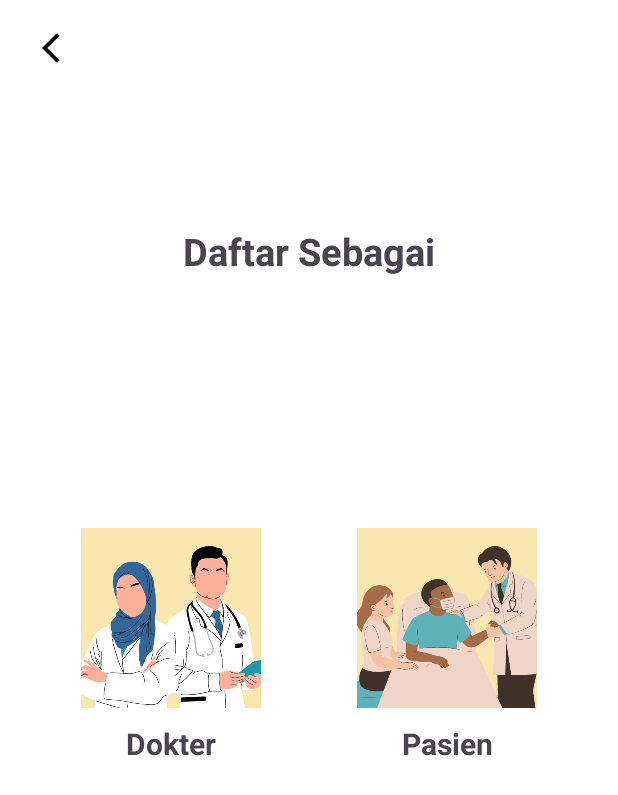
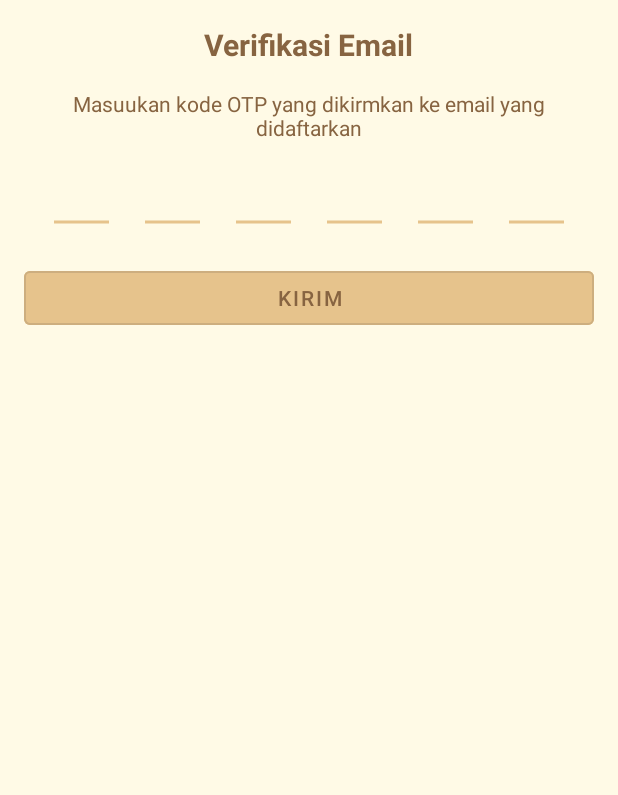
Before and after one commit to UNNESTech-UNNES/MEDUNNES-mobile, an Android app: the LoginActivity screen opened directly, with no data from a screen before it, after a tap on "Daftar", on a phone screen of 412 x 824 dp. Shown: the top 795 px of the screen. Run offline under Robolectric (Android 15) with nearby library versions, the light colour scheme and no system bars; our stand-ins replace Firebase (no records; nobody signed in at launch, a user with empty details on screens opened directly).

Commit message:
add verification email

```diff
--- a/medunnes/app/src/main/AndroidManifest.xml
+++ b/medunnes/app/src/main/AndroidManifest.xml
@@ -19,6 +19,9 @@
         android:theme="@style/Theme.MedUnnes"
         android:usesCleartextTraffic="true"
         tools:targetApi="31">
+        <activity
+            android:name=".ui.auth.verification.EmailVerificationActivity"
+            android:exported="false" />
         <activity
             android:name=".ui.about.AboutActivity"
             android:exported="false" />
--- a/medunnes/app/src/main/java/com/medunnes/telemedicine/ViewModelFactory.kt
+++ b/medunnes/app/src/main/java/com/medunnes/telemedicine/ViewModelFactory.kt
@@ -7,6 +7,7 @@ import com.medunnes.telemedicine.data.repository.UserRepository
 import com.medunnes.telemedicine.di.Injection
 import com.medunnes.telemedicine.ui.auth.login.LoginViewModel
 import com.medunnes.telemedicine.ui.auth.register.RegisterViewModel
+import com.medunnes.telemedicine.ui.auth.verification.VerificationViewModel
 import com.medunnes.telemedicine.ui.dokter.LayananDokterViewModel
 import com.medunnes.telemedicine.ui.histories.HistoriesViewModel
 import com.medunnes.telemedicine.ui.home.HomeViewModel
@@ -25,6 +26,7 @@ class ViewModelFactory(private val repository: UserRepository) : ViewModelProvid
         LayananDokterViewModel::class.java -> LayananDokterViewModel(repository)
         MessageViewModel::class.java -> MessageViewModel(repository)
         HistoriesViewModel::class.java -> HistoriesViewModel(repository)
+        VerificationViewModel::class.java -> VerificationViewModel(repository)
 
         else -> throw IllegalArgumentException("Uknown view model class: " + modelClass.name)
     } as T
--- a/medunnes/app/src/main/java/com/medunnes/telemedicine/data/response/LoginResponse.kt
+++ b/medunnes/app/src/main/java/com/medunnes/telemedicine/data/response/LoginResponse.kt
@@ -4,7 +4,7 @@ import com.google.gson.annotations.SerializedName
 
 data class LoginResponse(
 
-	@field:SerializedName("notification")
+	@field:SerializedName("message")
 	val message: String,
 
 	@field:SerializedName("user")
--- a/medunnes/app/src/main/java/com/medunnes/telemedicine/data/response/PasienResponse.kt
+++ b/medunnes/app/src/main/java/com/medunnes/telemedicine/data/response/PasienResponse.kt
@@ -32,7 +32,7 @@ data class PasienDataItem(
 	val alamat: String,
 
 	@field:SerializedName("NIK")
-	val nik: Int,
+	val nik: Long,
 
 	@field:SerializedName("banned_at")
 	val bannedAt: Any,
--- a/medunnes/app/src/main/java/com/medunnes/telemedicine/data/response/SesiResponse.kt
+++ b/medunnes/app/src/main/java/com/medunnes/telemedicine/data/response/SesiResponse.kt
@@ -26,7 +26,7 @@ data class SesiDataItem(
 	val dari: String,
 
 	@field:SerializedName("day")
-	val day: Int,
+	val day: String,
 
 	@field:SerializedName("sampai")
 	val sampai: String,
--- a/medunnes/app/src/main/java/com/medunnes/telemedicine/ui/auth/login/LoginActivity.kt
+++ b/medunnes/app/src/main/java/com/medunnes/telemedicine/ui/auth/login/LoginActivity.kt
@@ -13,9 +13,9 @@ import com.google.firebase.auth.ktx.auth
 import com.google.firebase.ktx.Firebase
 import com.medunnes.telemedicine.ViewModelFactory
 import com.medunnes.telemedicine.databinding.ActivityLoginBinding
+import com.medunnes.telemedicine.ui.auth.verification.EmailVerificationActivity
 import com.medunnes.telemedicine.ui.home.HomeFragment
 import com.medunnes.telemedicine.ui.main.MainActivity
-import com.medunnes.telemedicine.ui.registeras.RegisterAsActivity
 import kotlinx.coroutines.delay
 import kotlinx.coroutines.launch
 
@@ -78,9 +78,11 @@ class LoginActivity : AppCompatActivity(), View.OnClickListener {
                             setLoginStatus() // Menyimpan status login user
                             loginIfSuccess()
                         } else {
-                            Toast.makeText(this@LoginActivity,"Email atau password tidak sesuai", Toast.LENGTH_SHORT).show()
+                            hideProgressBar()
+                            Toast.makeText(this@LoginActivity, login.message, Toast.LENGTH_SHORT).show()
                         }
                     } else {
+                        hideProgressBar()
                         Toast.makeText(this@LoginActivity, "Lengkapi email dan password", Toast.LENGTH_SHORT).show()
                     }
                 } catch (e: Exception) {
@@ -128,7 +130,7 @@ class LoginActivity : AppCompatActivity(), View.OnClickListener {
         with(binding) {
             when(view) {
                 tvDaftar -> {
-                    val intent = Intent(this@LoginActivity, RegisterAsActivity::class.java)
+                    val intent = Intent(this@LoginActivity, EmailVerificationActivity::class.java)
                     startActivity(intent)
                 }
                 btnLogin -> setUserLogin()
--- a/medunnes/app/src/main/java/com/medunnes/telemedicine/ui/auth/register/RegisterViewModel.kt
+++ b/medunnes/app/src/main/java/com/medunnes/telemedicine/ui/auth/register/RegisterViewModel.kt
@@ -13,7 +13,6 @@ import com.medunnes.telemedicine.data.response.UserResponse
 class RegisterViewModel(private val userRepository: UserRepository): ViewModel() {
     private val _data = MutableLiveData<String>()
     val data: LiveData<String> = _data
-    fun getUser(userId: Int): LiveData<List<User>> = userRepository.getUser(userId)
     fun register(user: User): Long =  userRepository.register(user)
     suspend fun registerAPI(
         name: String,
@@ -57,11 +56,8 @@ class RegisterViewModel(private val userRepository: UserRepository): ViewModel()
         tb: Int,
         bb: Int,
         jenisKelamin: String,
-        tglLahir: String,
         hubunganKeluarga: String
     ): PasienTambahanResponse = userRepository.insertPasienTambahan(
-        pasienId, namaPasienTambahan, tb, bb, jenisKelamin, tglLahir, hubunganKeluarga
+        pasienId, namaPasienTambahan, tb, bb, jenisKelamin, hubunganKeluarga
     )
-
-    fun isEmailExist(email: String): LiveData<List<User>> = userRepository.isEmailExist(email)
 }
--- /dev/null
+++ b/medunnes/app/src/main/java/com/medunnes/telemedicine/ui/auth/verification/EmailVerificationActivity.kt
@@ -0,0 +1,67 @@
+package com.medunnes.telemedicine.ui.auth.verification
+
+import android.content.Intent
+import androidx.appcompat.app.AppCompatActivity
+import android.os.Bundle
+import android.view.View
+import android.widget.Toast
+import androidx.activity.viewModels
+import androidx.lifecycle.lifecycleScope
+import com.medunnes.telemedicine.ViewModelFactory
+import com.medunnes.telemedicine.databinding.ActivityEmailVerificationBinding
+import com.medunnes.telemedicine.ui.auth.login.LoginActivity
+import kotlinx.coroutines.launch
+
+class EmailVerificationActivity : AppCompatActivity(), View.OnClickListener {
+    private lateinit var binding: ActivityEmailVerificationBinding
+    private val viewModel by viewModels<VerificationViewModel> {
+        ViewModelFactory.getInstance(this)
+    }
+
+    override fun onCreate(savedInstanceState: Bundle?) {
+        super.onCreate(savedInstanceState)
+
+        binding = ActivityEmailVerificationBinding.inflate(layoutInflater)
+        setContentView(binding.root)
+
+        binding.btnSendOtp.setOnClickListener(this)
+    }
+
+    private fun verifyEmail() {
+        lifecycleScope.launch {
+            try {
+                val verify = viewModel.verifyEmail(
+                    intent.getIntExtra(USER_ID, 0),
+                    binding.tieOtp.text.toString()
+                )
+
+                if (verify.status) {
+                    intentLogin()
+                } else {
+                    makeToast("Kode OTP salah")
+                }
+            } catch (e: Exception) {
+                makeToast("Verifikasi gagal")
+            }
+        }
+    }
+
+    private fun intentLogin() {
+        val intent = Intent(this, LoginActivity::class.java)
+        startActivity(intent)
+    }
+
+    private fun makeToast(message: String) {
+        Toast.makeText(this, message, Toast.LENGTH_SHORT).show()
+    }
+
+    override fun onClick(view: View) {
+        when(view) {
+            binding.btnSendOtp -> verifyEmail()
+        }
+    }
+
+    companion object {
+        const val USER_ID = "user_id"
+    }
+}
--- /dev/null
+++ b/medunnes/app/src/main/java/com/medunnes/telemedicine/ui/cutomView/OtpEditText.kt
@@ -0,0 +1,95 @@
+package com.medunnes.telemedicine.ui.cutomView
+
+import android.content.Context
+import android.graphics.Canvas
+import android.graphics.Paint
+import android.util.AttributeSet
+import android.view.ActionMode
+import androidx.appcompat.widget.AppCompatEditText
+import com.medunnes.telemedicine.R
+
+
+class OtpEditText : AppCompatEditText {
+    private var mSpace = 24f //24 dp by default, space between the lines
+    private var mNumChars = 4f
+    private var mLineSpacing = 8f //8dp by default, height of the text from our lines
+    private val mMaxLength = 6
+    private var mLineStroke = 2f
+    private var mLinesPaint: Paint? = null
+    private var mClickListener: OnClickListener? = null
+
+    constructor(context: Context?) : super(context!!) {}
+    constructor(context: Context, attrs: AttributeSet?) : super(context, attrs) {
+        init(context, attrs)
+    }
+
+    constructor(context: Context, attrs: AttributeSet?, defStyleAttr: Int) : super(
+        context,
+        attrs,
+        defStyleAttr
+    ) {
+        init(context, attrs)
+    }
+
+    private fun init(context: Context, attrs: AttributeSet?) {
+        val multi = context.resources.displayMetrics.density
+        mLineStroke = multi * mLineStroke
+        mLinesPaint = Paint(paint)
+        mLinesPaint!!.strokeWidth = mLineStroke
+        mLinesPaint!!.color = resources.getColor(R.color.app_color)
+        setBackgroundResource(0)
+        mSpace = multi * mSpace //convert to pixels for our density
+        mLineSpacing = multi * mLineSpacing //convert to pixels for our density
+        mNumChars = mMaxLength.toFloat()
+        super.setOnClickListener { v -> // When tapped, move cursor to end of text.
+            setSelection(text!!.length)
+            if (mClickListener != null) {
+                mClickListener!!.onClick(v)
+            }
+        }
+    }
+
+    override fun setOnClickListener(l: OnClickListener?) {
+        mClickListener = l
+    }
+
+    override fun setCustomSelectionActionModeCallback(actionModeCallback: ActionMode.Callback?) {
+        throw RuntimeException("setCustomSelectionActionModeCallback() not supported.")
+    }
+
+    override fun onDraw(canvas: Canvas) {
+        val availableWidth = width - paddingRight - paddingLeft
+        val mCharSize: Float
+        if (mSpace < 0) {
+            mCharSize = (availableWidth / (mNumChars * 2 - 1))
+        } else {
+            mCharSize = (availableWidth - mSpace * (mNumChars - 1)) / mNumChars
+        }
+        var startX = paddingLeft
+        val bottom = height - paddingBottom
+
+        //Text Width
+        val text = text
+        val textLength = text!!.length
+        val textWidths = FloatArray(textLength)
+        paint.getTextWidths(getText(), 0, textLength, textWidths)
+        for (i in 0 until mNumChars.toInt()) {
+            canvas.drawLine(
+                startX.toFloat(), bottom.toFloat(), (startX + mCharSize), bottom.toFloat(),
+                mLinesPaint!!
+            )
+            if (text.length > i) {
+                val middle = startX + mCharSize / 2
+                canvas.drawText(
+                    text, i, i + 1, middle - textWidths[0] / 2, bottom - mLineSpacing,
+                    paint
+                )
+            }
+            startX += if (mSpace < 0) {
+                (mCharSize * 2).toInt()
+            } else {
+                (mCharSize + mSpace).toInt()
+            }
+        }
+    }
+}
--- a/medunnes/app/src/main/java/com/medunnes/telemedicine/ui/pasien/LayananPasienViewModel.kt
+++ b/medunnes/app/src/main/java/com/medunnes/telemedicine/ui/pasien/LayananPasienViewModel.kt
@@ -141,10 +141,9 @@ class LayananPasienViewModel(private val repository: UserRepository) : ViewModel
         tb: Int,
         bb: Int,
         jenisKelamin: String,
-        tglLahir: String,
         hubunganKeluarga: String
     ): PasienTambahanResponse = repository.insertPasienTambahan(
-        pasienId, namaPasienTambahan, tb, bb, jenisKelamin, tglLahir, hubunganKeluarga
+        pasienId, namaPasienTambahan, tb, bb, jenisKelamin, hubunganKeluarga
     )
 
     suspend fun updatePasienTambahan(
@@ -154,10 +153,9 @@ class LayananPasienViewModel(private val repository: UserRepository) : ViewModel
         tb: Int,
         bb: Int,
         jenisKelamin: String,
-        tglLahir: String,
         hubunganKeluarga: String
     ): PasienTambahanResponse = repository.updatePasienTambahan(
-        id, pasienId, namaPasienTambahan, tb, bb, jenisKelamin, tglLahir, hubunganKeluarga
+        id, pasienId, namaPasienTambahan, tb, bb, jenisKelamin, hubunganKeluarga
     )
 
     suspend fun deletePasien(id: Int): PasienTambahanResponse = repository.deletePasien(id)
--- a/medunnes/app/src/main/java/com/medunnes/telemedicine/ui/pasien/janjiPasien/EditPasienFragment.kt
+++ b/medunnes/app/src/main/java/com/medunnes/telemedicine/ui/pasien/janjiPasien/EditPasienFragment.kt
@@ -58,7 +58,6 @@ class EditPasienFragment : Fragment(),
                     with(binding) {
                         tiePasienNama.setText(it.namaPasienTambahan)
                         tiePasienHubungan.setText(it.hubunganKeluarga)
-                        tiePasienTglLahir.setText(it.tglLahir)
                         tiePasienTb.setText(it.tB)
                         tiePasienBb.setText(it.bB)
                         tiePasienTambahanId.setText(it.pasienId.toString())
@@ -85,7 +84,6 @@ class EditPasienFragment : Fragment(),
                     binding.tiePasienTb.text.toString().toInt(),
                     binding.tiePasienBb.text.toString().toInt(),
                     spinnerKelamin,
-                    "${binding.tiePasienTglLahir.text}",
                     "${binding.tiePasienHubungan.text}"
                 )
             }
--- a/medunnes/app/src/main/java/com/medunnes/telemedicine/ui/pasien/janjiPasien/TambahPasienFragment.kt
+++ b/medunnes/app/src/main/java/com/medunnes/telemedicine/ui/pasien/janjiPasien/TambahPasienFragment.kt
@@ -99,7 +99,6 @@ class TambahPasienFragment : Fragment(),
                             "${binding.tiePasienNama.text}",
                             binding.tiePasienTb.text.toString().toInt(),
                             binding.tiePasienBb.text.toString().toInt(),
-                            dataSpinner,
                             datePicked,
                             "${binding.tiePasienHubungan.text}"
                         )
--- /dev/null
+++ b/medunnes/app/src/main/res/layout/activity_email_verification.xml
@@ -0,0 +1,66 @@
+<?xml version="1.0" encoding="utf-8"?>
+<androidx.constraintlayout.widget.ConstraintLayout xmlns:android="http://schemas.android.com/apk/res/android"
+    xmlns:app="http://schemas.android.com/apk/res-auto"
+    xmlns:tools="http://schemas.android.com/tools"
+    android:layout_width="match_parent"
+    android:layout_height="match_parent"
+    android:padding="16dp"
+    android:background="@color/sixth_color"
+    tools:context=".ui.auth.verification.EmailVerificationActivity">
+
+    <TextView
+        android:id="@+id/tv_verif_title"
+        android:layout_width="wrap_content"
+        android:layout_height="wrap_content"
+        app:layout_constraintTop_toTopOf="parent"
+        app:layout_constraintBottom_toTopOf="@id/tv_verf_desc"
+        app:layout_constraintStart_toStartOf="parent"
+        app:layout_constraintEnd_toEndOf="parent"
+        android:textSize="20sp"
+        android:textStyle="bold"
+        android:textColor="@color/third_choice_color"
+        android:text="@string/verifikasi_email"/>
+
+    <TextView
+        android:id="@+id/tv_verf_desc"
+        android:layout_width="0dp"
+        android:layout_height="wrap_content"
+        app:layout_constraintTop_toBottomOf="@id/tv_verif_title"
+        app:layout_constraintStart_toStartOf="parent"
+        app:layout_constraintEnd_toEndOf="parent"
+        android:layout_marginTop="16dp"
+        android:textSize="14sp"
+        android:textAlignment="center"
+        android:textColor="@color/third_choice_color"
+        android:text="@string/verifikasi_email_deskripsi"/>
+
+    <com.medunnes.telemedicine.ui.cutomView.OtpEditText
+        android:id="@+id/tie_otp"
+        android:layout_width="match_parent"
+        android:layout_height="wrap_content"
+        android:paddingStart="20dp"
+        android:paddingEnd="20dp"
+        android:layout_marginTop="16dp"
+        app:layout_constraintTop_toBottomOf="@id/tv_verf_desc"
+        app:layout_constraintStart_toStartOf="parent"
+        app:layout_constraintEnd_toEndOf="parent"
+        android:inputType="number"
+        android:digits="1234567890"
+        android:textIsSelectable="false"
+        android:textSize="20sp"
+        android:maxLength="6"/>
+
+    <Button
+        android:id="@+id/btn_send_otp"
+        android:layout_width="0dp"
+        android:layout_height="wrap_content"
+        app:layout_constraintTop_toBottomOf="@id/tie_otp"
+        app:layout_constraintStart_toStartOf="parent"
+        app:layout_constraintEnd_toEndOf="parent"
+        android:layout_marginTop="16dp"
+        style="@style/Widget.MaterialComponents.Button.OutlinedButton"
+        android:backgroundTint="@color/app_color"
+        android:textColor="@color/third_choice_color"
+        android:text="@string/kirim"/>
+
+</androidx.constraintlayout.widget.ConstraintLayout>
--- a/medunnes/app/src/main/res/values/strings.xml
+++ b/medunnes/app/src/main/res/values/strings.xml
@@ -214,6 +214,9 @@
 Di saat yang sama, mahasiswa kedokteran UNNES sulit untuk melaksanakan praktik yang mengharuskannya berkomunikasidengan masyarakat sebagai pasien dikarenakan kurangnya sarana yang mendukung. Inovasi Telekomunikasi Medis merupakan solusi dari masalah ini. Telemedicine memungkinkan mahasiswa kedokteran untuk berkomunikasi dengan masyarakat sebagai pasien. Medunnes merupakan sebuah aplikasi telekomunikasi medis berbasis website dan mobile yang dirancang untuk mendukung praktik mahasiswa kedokteran UNNES.\n\n
 Aplikasi Medunnes merupakan aplikasi yang dapat menghubungkan masyarakat dengan dokter sehingga masyarakat dapatberkonsultasi dengan dokter.
         </string>
+    <string name="verifikasi_email">Verifikasi Email</string>
+    <string name="verifikasi_email_deskripsi">Masuukan kode OTP yang dikirmkan ke email yang didaftarkan</string>
+    <string name="kirim">Kirim</string>
 
     <string-array name="jenis_kelamin">
         <item>Laki-laki</item>
```
Also changed, not shown: medunnes/app/src/main/java/com/medunnes/telemedicine/data/api/ApiService.kt (+7 -2 lines), medunnes/app/src/main/java/com/medunnes/telemedicine/data/repository/UserRepository.kt (+7 -5 lines), medunnes/app/src/main/java/com/medunnes/telemedicine/data/response/PasienTambahanResponse.kt (+3 -6 lines), medunnes/app/src/main/java/com/medunnes/telemedicine/ui/auth/register/RegisterAkunActivity.kt (+5 -6 lines), medunnes/app/src/main/java/com/medunnes/telemedicine/ui/auth/register/Registrasi2Fragment.kt (+5 -3 lines), medunnes/app/src/main/java/com/medunnes/telemedicine/ui/auth/verification/VerificationViewModel.kt (added, +14 -0 lines).
